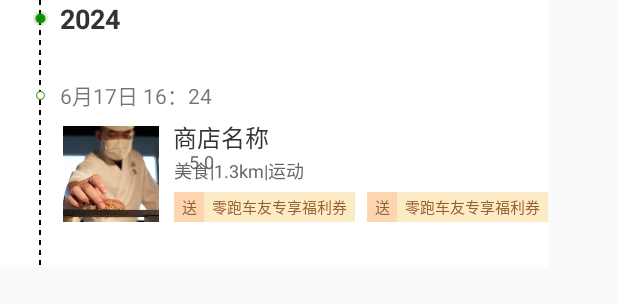
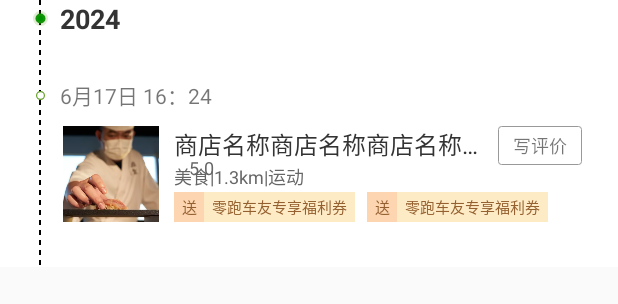
Before and after one commit to Mckrgf/module_A, an Android app: the layout item_dash_shop.xml on its own in the app's theme, with its tools: preview values and no code run, on a phone screen of 412 x 824 dp. Shown: the top 304 px of the screen. Run offline under Robolectric (Android 15) with nearby library versions, the phone set to English and light mode, and no system bars.

Commit message:
年份及左侧虚线 -next 评价 title点击事件

```diff
--- a/mylibrary/src/main/java/com/yaobing/framemvpproject/mylibrary/activity/TimeLineViewActivity.kt
+++ b/mylibrary/src/main/java/com/yaobing/framemvpproject/mylibrary/activity/TimeLineViewActivity.kt
@@ -47,6 +47,7 @@ class TimeLineViewActivity : AppCompatActivity() {
     private fun initListener() {
         var scrollY = 0
         var hasShownTitle = false
+        findViewById<View>(R.id.iv_back).setOnClickListener { finish() }
         rvTimeLine.addOnScrollListener(object : OnScrollListener() {
             override fun onScrolled(recyclerView: RecyclerView, dx: Int, dy: Int) {
                 super.onScrolled(recyclerView, dx, dy)
--- a/mylibrary/src/main/java/com/yaobing/framemvpproject/mylibrary/adapter/TimeLineAdapter.kt
+++ b/mylibrary/src/main/java/com/yaobing/framemvpproject/mylibrary/adapter/TimeLineAdapter.kt
@@ -30,9 +30,9 @@ class TimeLineAdapter() : BaseQuickAdapter<RepoData, BaseViewHolder>(R.layout.it
 
         setYearView(item, helper)
         setDashLine(helper)
-        helper.setText(R.id.tvYear,item.year)
+        helper.setText(R.id.tvYear,item.year + "年")
         map[item.year.toString()] = true
-        helper.setText(R.id.tv_name,item.full_name)
+        helper.setText(R.id.tv_name,item.full_name + "dewdewfewfwefewfwefweffewf")
         helper.setText(R.id.tv_star,"" + item.i + "")
         helper.itemView.findViewById<TextView>(R.id.tv_coupon_content_b).post {
             val x = helper.itemView.width // view距离 屏幕左边的距离（即x轴方向）
--- /dev/null
+++ b/mylibrary/src/main/res/drawable/shape_club_activity_button.xml
@@ -0,0 +1,10 @@
+<?xml version="1.0" encoding="utf-8"?>
+<shape xmlns:android="http://schemas.android.com/apk/res/android">
+
+    <stroke android:color="#999999" android:width="1px"/>
+
+    <solid android:color="@color/white"/>
+
+    <corners android:radius="2dp"/>
+
+</shape>
--- a/mylibrary/src/main/res/layout/item_dash_shop.xml
+++ b/mylibrary/src/main/res/layout/item_dash_shop.xml
@@ -2,7 +2,7 @@
 <androidx.constraintlayout.widget.ConstraintLayout xmlns:android="http://schemas.android.com/apk/res/android"
     xmlns:app="http://schemas.android.com/apk/res-auto"
     android:id="@+id/parent"
-    android:layout_width="wrap_content"
+    android:layout_width="match_parent"
     android:layout_height="wrap_content"
     android:background="@color/white">
 
@@ -70,16 +70,22 @@
         app:layout_constraintTop_toTopOf="@+id/tvYear" />
 
 
-    <com.yaobing.framemvpproject.mylibrary.ui.NoPaddingTextView1
+    <TextView
         android:id="@+id/tv_name"
-        android:layout_width="wrap_content"
+        android:layout_width="0dp"
         android:layout_height="wrap_content"
         android:layout_marginStart="10dp"
+        android:includeFontPadding="false"
         android:gravity="top"
-        android:text="商店名称"
+        android:text="商店名称商店名称商店名称商店名称"
+        android:layout_marginEnd="10dp"
+        android:maxLines="1"
+        android:singleLine="true"
+        android:ellipsize="end"
         android:textColor="#333333"
         android:textSize="16sp"
         app:layout_constraintStart_toEndOf="@+id/iv_shop"
+        app:layout_constraintEnd_toStartOf="@+id/tvComment"
         app:layout_constraintTop_toTopOf="@id/iv_shop" />
 
     <ImageView
@@ -182,4 +188,17 @@
         android:layout_height="30dp"
         app:layout_constraintStart_toStartOf="parent"
         app:layout_constraintTop_toBottomOf="@+id/iv_shop" />
+
+    <TextView
+        android:id="@+id/tvComment"
+        android:gravity="center"
+        android:paddingHorizontal="10dp"
+        android:layout_width="wrap_content"
+        android:layout_height="26dp"
+        android:background="@drawable/shape_club_activity_button"
+        android:layout_marginRight="24dp"
+        android:text="写评价"
+        android:textSize="12sp"
+        app:layout_constraintEnd_toEndOf="parent"
+        app:layout_constraintTop_toTopOf="@+id/tv_name"/>
 </androidx.constraintlayout.widget.ConstraintLayout>
```
